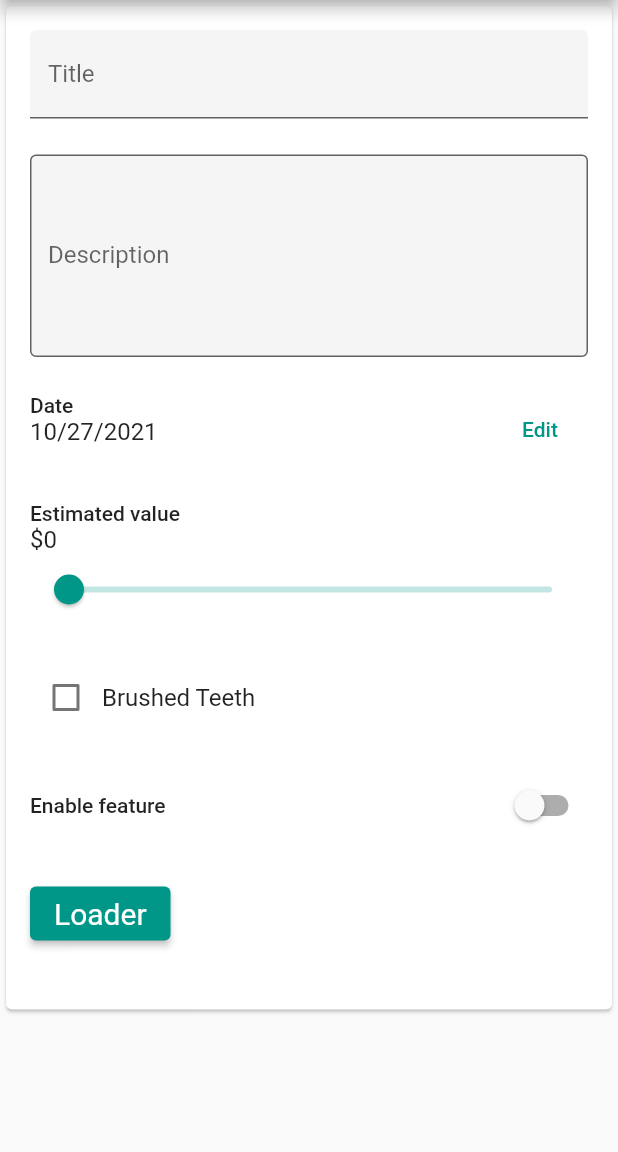
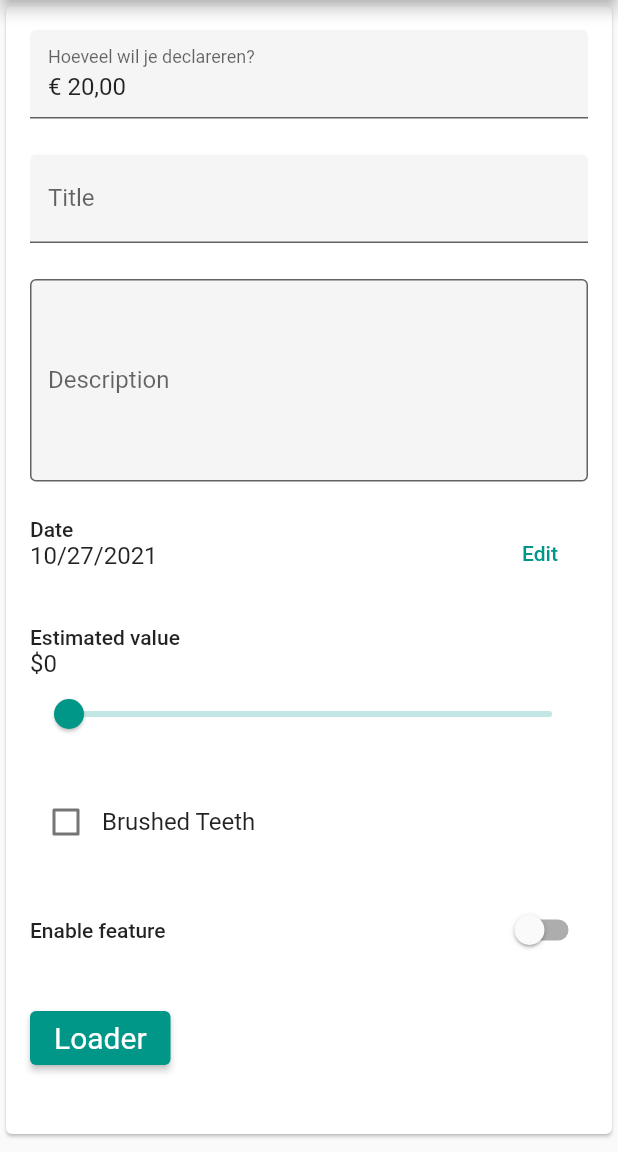
Before and after one commit to flaviostutz/flutter-hackday, a Flutter app: the screen it shows after launch, on a phone screen of 412 x 824 dp, the part 84-1236 px from its top. Run offline on Flutter 3.47's test engine with Material 2 defaults, Android fonts, the phone set to English and light mode, and no system bars; our stand-ins replace currency_text_input_formatter.

Commit message:
add amount input

```diff
--- a/whatever/lib/src/form.dart
+++ b/whatever/lib/src/form.dart
@@ -1,5 +1,7 @@
 import 'package:flutter/material.dart';
+import 'package:flutter/services.dart';
 import 'package:intl/intl.dart' as intl;
+import 'package:currency_text_input_formatter/currency_text_input_formatter.dart';
 
 class FormWidgetsDemo extends StatefulWidget {
   const FormWidgetsDemo({Key? key}) : super(key: key);
@@ -11,6 +13,7 @@ class FormWidgetsDemo extends StatefulWidget {
 class _FormWidgetsDemoState extends State<FormWidgetsDemo>
     with TickerProviderStateMixin {
   final _formKey = GlobalKey<FormState>();
+  double amount = 0;
   String title = '';
   String description = '';
   DateTime date = DateTime.now();
@@ -60,6 +63,11 @@ class _FormWidgetsDemoState extends State<FormWidgetsDemo>
   Widget build(BuildContext context) {
     final ButtonStyle style =
         ElevatedButton.styleFrom(textStyle: const TextStyle(fontSize: 20));
+    final CurrencyTextInputFormatter _formatter = CurrencyTextInputFormatter(
+      locale: 'nl',
+      decimalDigits: 2,
+      symbol: '€',
+    );
 
     return Scaffold(
       appBar: AppBar(
@@ -80,6 +88,23 @@ class _FormWidgetsDemoState extends State<FormWidgetsDemo>
                     crossAxisAlignment: CrossAxisAlignment.center,
                     children: [
                       ...[
+                        TextFormField(
+                          decoration: const InputDecoration(
+                            filled: true,
+                            hintText: 'Het minimale bedrag is € 1,00',
+                            labelText: 'Hoeveel wil je declareren?',
+                          ),
+                          initialValue: _formatter.format('2000'),
+                          keyboardType: TextInputType.number,
+                          inputFormatters: [
+                            _formatter,
+                          ],
+                          onChanged: (value) {
+                            setState(() {
+                              amount = value as double;
+                            });
+                          },
+                        ),
                         TextFormField(
                           decoration: const InputDecoration(
                             filled: true,
--- a/whatever/pubspec.yaml
+++ b/whatever/pubspec.yaml
@@ -35,6 +35,7 @@ dependencies:
   # Use with the CupertinoIcons class for iOS style icons.
   cupertino_icons: ^1.0.2
   intl: ^0.17.0
+  currency_text_input_formatter: ^2.1.5
 
 dev_dependencies:
   flutter_test:
```
Also changed, not shown: whatever/pubspec.lock.
